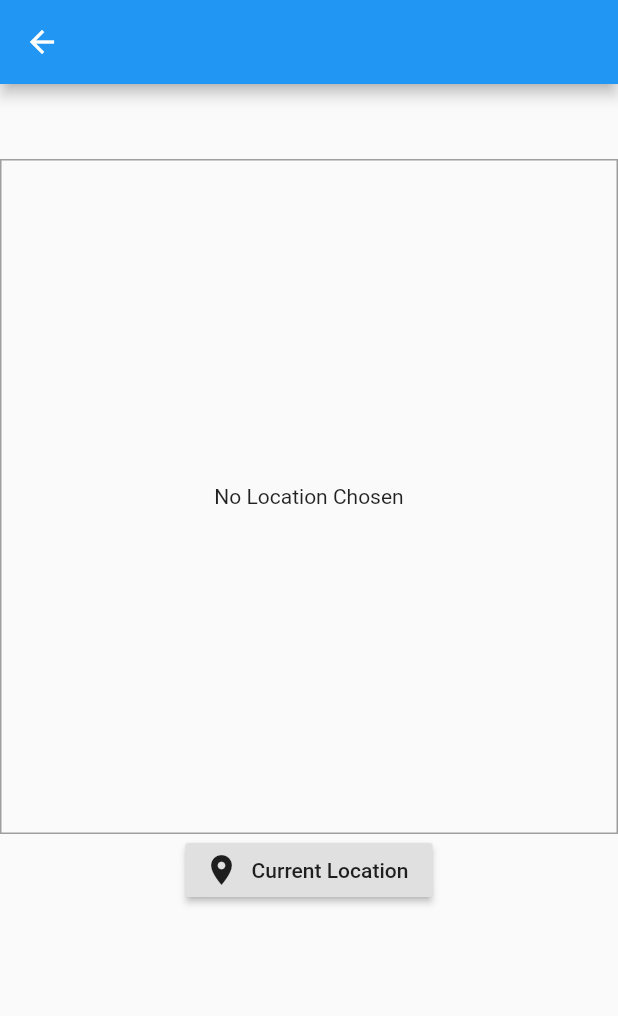
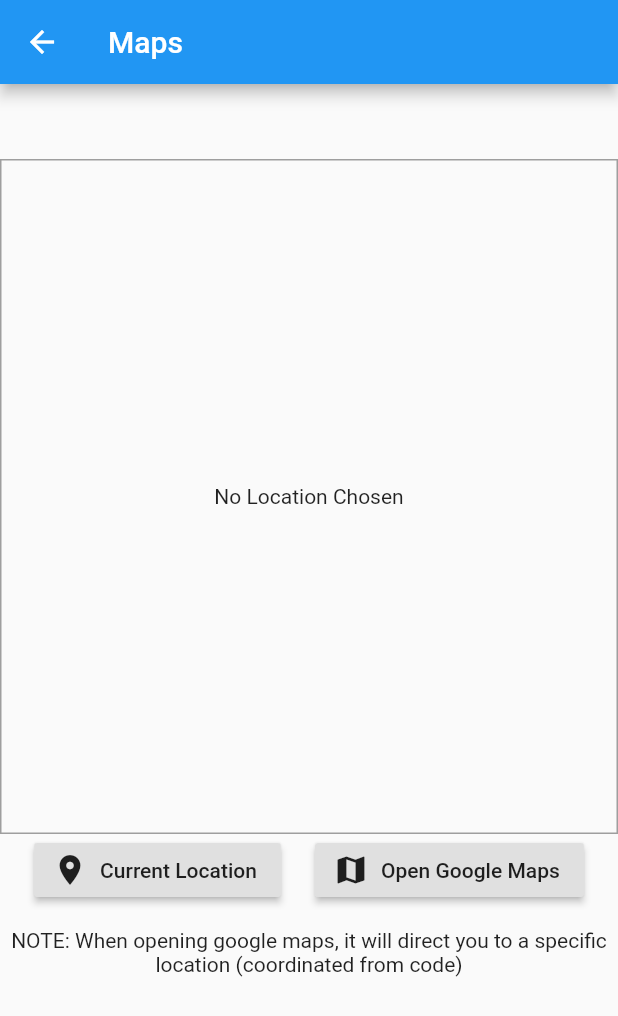
Before and after one commit to a-ng9/test_flutter, a Flutter app: the screen it shows after launch, after a tap on "Google Maps", on a phone screen of 412 x 824 dp. Shown: the top 1016 px of the screen. Run offline on Flutter 3.47's test engine with Material 2 defaults, Android fonts, the phone set to English and light mode, and no system bars; our stand-ins replace connectivity, flutter_local_notifications, google_maps_flutter, image_picker, location.

Commit message:
adding Google Maps feature
trying to get current location

```diff
--- a/lib/location_api.dart
+++ b/lib/location_api.dart
@@ -3,6 +3,6 @@ const GOOGLE_API_KEY = 'AIzaSyCdlZMsorenGx2j4gXDc-_TuVrL_Ol61g4';
 class LocationAPI {
   static String generateLocationPreviewImage(
       {double latitude, double longitude}) {
-    return 'https://maps.googleapis.com/maps/api/staticmap?center=$latitude,$longitude&zoom=15&size=600x650 &maptype=roadmap&markers=color:red%7Clabel:A%7C$latitude,$longitude&key=$GOOGLE_API_KEY';
+    return 'https://maps.googleapis.com/maps/api/staticmap?center=$latitude,$longitude&zoom=15&size=600x650&maptype=roadmap&markers=color:red%7Clabel:A%7C$latitude,$longitude&key=$GOOGLE_API_KEY';
   }
 }
--- a/lib/main.dart
+++ b/lib/main.dart
@@ -3,20 +3,26 @@ import 'package:test_flutter/screens/connectivity.dart';
 
 import 'package:test_flutter/screens/camera.dart';
 import 'package:test_flutter/screens/local_notification.dart';
-import 'package:test_flutter/screens/location_googleMaps.dart';
+import 'package:test_flutter/screens/location_screen.dart';
 import 'package:test_flutter/widgets/location_input.dart';
+import 'package:test_flutter/providers/location_provider.dart';
+
+import 'package:provider/provider.dart';
 
 void main() => runApp(MyApp());
 
 class MyApp extends StatelessWidget {
   @override
   Widget build(BuildContext context) {
-    return MaterialApp(
-      title: 'Flutter Demo',
-      theme: ThemeData(
-        primarySwatch: Colors.blue,
+    return ChangeNotifierProvider.value(
+      value: MapLocation(),
+      child: MaterialApp(
+        title: 'Flutter Demo',
+        theme: ThemeData(
+          primarySwatch: Colors.blue,
+        ),
+        home: MyHomePage(title: 'Flutter Testing Home Page'),
       ),
-      home: MyHomePage(title: 'Flutter Testing Home Page'),
     );
   }
 }
@@ -78,7 +84,7 @@ class _MyHomePageState extends State<MyHomePage> {
                   Navigator.push(
                       context,
                       MaterialPageRoute(
-                          builder: (context) => LocationGoogleMaps()));
+                          builder: (context) => LocationScreen()));
                 },
                 icon: Icon(Icons.map),
                 label: Text("Google Maps"),
--- /dev/null
+++ b/lib/models/place.dart
@@ -0,0 +1,28 @@
+// import 'dart:io';
+
+import 'package:flutter/foundation.dart';
+import 'package:flutter/material.dart';
+
+// import 'package:location/location.dart';
+
+// import 'package:test_flutter/location_api.dart';
+
+// Future<void> _getCurrentUserLocation() async {
+//   final locData = await Location().getLocation();
+//    final staticMapImageURL = LocationAPI.generateLocationPreviewImage(
+//      latitude: locData.latitude,
+//      longitude: locData.longitude,
+//    );
+// }
+
+class PlaceLocation {
+  final double latitude;
+  final double londgitude;
+  final String address;
+
+  const PlaceLocation({
+    @required this.latitude,
+    @required this.londgitude,
+    this.address,
+  });
+}
--- /dev/null
+++ b/lib/providers/location_provider.dart
@@ -0,0 +1,11 @@
+import 'package:flutter/foundation.dart';
+
+import '../models/place.dart';
+
+class MapLocation with ChangeNotifier {
+  List<PlaceLocation> _items = [];
+
+  List<PlaceLocation> get items {
+    return [..._items];
+  }
+}
--- a/lib/screens/location_googleMaps.dart
+++ /dev/null
@@ -1,56 +0,0 @@
-import 'package:flutter/material.dart';
-import 'package:location/location.dart';
-
-import 'package:test_flutter/location_api.dart';
-
-class LocationGoogleMaps extends StatefulWidget {
-  @override
-  _LocationGoogleMapsState createState() => _LocationGoogleMapsState();
-}
-
-class _LocationGoogleMapsState extends State<LocationGoogleMaps> {
-  String _previewImageUrl;
-
-  Future<void> _getCurrentUserLocation() async {
-    final locData = await Location().getLocation();
-    final staticMapImageURL = LocationAPI.generateLocationPreviewImage(
-      latitude: locData.latitude,
-      longitude: locData.longitude,
-    );
-    setState(() {
-      _previewImageUrl = staticMapImageURL;
-    });
-  }
-
-  @override
-  Widget build(BuildContext context) {
-    return Scaffold(
-      appBar: AppBar(),
-      body: Column(
-        children: <Widget>[
-          SizedBox(
-            height: 50,
-          ),
-          Container(
-              height: 450,
-              width: double.infinity,
-              alignment: Alignment.center,
-              decoration: BoxDecoration(
-                  border: Border.all(width: 1, color: Colors.grey)),
-              child: _previewImageUrl == null
-                  ? Text(
-                      'No Location Chosen',
-                      textAlign: TextAlign.center,
-                    )
-                  : Image.network(_previewImageUrl,
-                      fit: BoxFit.cover, width: double.infinity)),
-          RaisedButton.icon(
-            icon: Icon(Icons.location_on),
-            label: Text("Current Location"),
-            onPressed: _getCurrentUserLocation,
-          ),
-        ],
-      ),
-    );
-  }
-}
--- /dev/null
+++ b/lib/screens/location_screen.dart
@@ -0,0 +1,91 @@
+import 'package:flutter/material.dart';
+import 'package:location/location.dart';
+
+import 'package:test_flutter/location_api.dart';
+import 'package:test_flutter/screens/googleMaps_screen.dart';
+// import 'package:test_flutter/models/place.dart';
+
+class LocationScreen extends StatefulWidget {
+  @override
+  _LocationScreenState createState() => _LocationScreenState();
+}
+
+class _LocationScreenState extends State<LocationScreen> {
+  String _previewImageUrl;
+
+  Future<void> _getCurrentUserLocation() async {
+    final locData = await Location().getLocation();
+    final staticMapImageURL = LocationAPI.generateLocationPreviewImage(
+      latitude: locData.latitude,
+      longitude: locData.longitude,
+    );
+    setState(() {
+      _previewImageUrl = staticMapImageURL;
+    });
+  }
+
+  Future<void> _selectOnMap() async {
+    final selectedLocation = await Navigator.of(context).push(
+      MaterialPageRoute(
+        builder: (ctx) => GoogleMapsScreen(
+          isSelecting: true,
+        ),
+      ),
+    );
+    if (selectedLocation == null) {
+      return;
+    }
+    //..
+  }
+
+  @override
+  Widget build(BuildContext context) {
+    return Scaffold(
+      appBar: AppBar(
+        title: Text("Maps"),
+      ),
+      body: Column(
+        children: <Widget>[
+          SizedBox(
+            height: 50,
+          ),
+          Container(
+              height: 450,
+              width: double.infinity,
+              alignment: Alignment.center,
+              decoration: BoxDecoration(
+                  border: Border.all(width: 1, color: Colors.grey)),
+              child: _previewImageUrl == null
+                  ? Text(
+                      'No Location Chosen',
+                      textAlign: TextAlign.center,
+                    )
+                  : Image.network(_previewImageUrl,
+                      fit: BoxFit.cover, width: double.infinity)),
+          Row(
+            mainAxisAlignment: MainAxisAlignment.spaceEvenly,
+            children: <Widget>[
+              RaisedButton.icon(
+                icon: Icon(Icons.location_on),
+                label: Text("Current Location"),
+                onPressed: _getCurrentUserLocation,
+              ),
+              RaisedButton.icon(
+                icon: Icon(Icons.map),
+                label: Text("Open Google Maps"),
+                onPressed: _selectOnMap,
+              ),
+            ],
+          ),
+          Padding(
+            padding: const EdgeInsets.only(top: 15),
+            child: Text(
+              "NOTE: When opening google maps, it will direct you to a specific location (coordinated from code)",
+              textAlign: TextAlign.center,
+            ),
+          )
+        ],
+      ),
+    );
+  }
+}
```
Also changed, not shown: lib/screens/googleMaps_screen.dart (added, +75 -0 lines), pubspec.yaml (+4 -3 lines), pubspec.lock, 5 other files.
